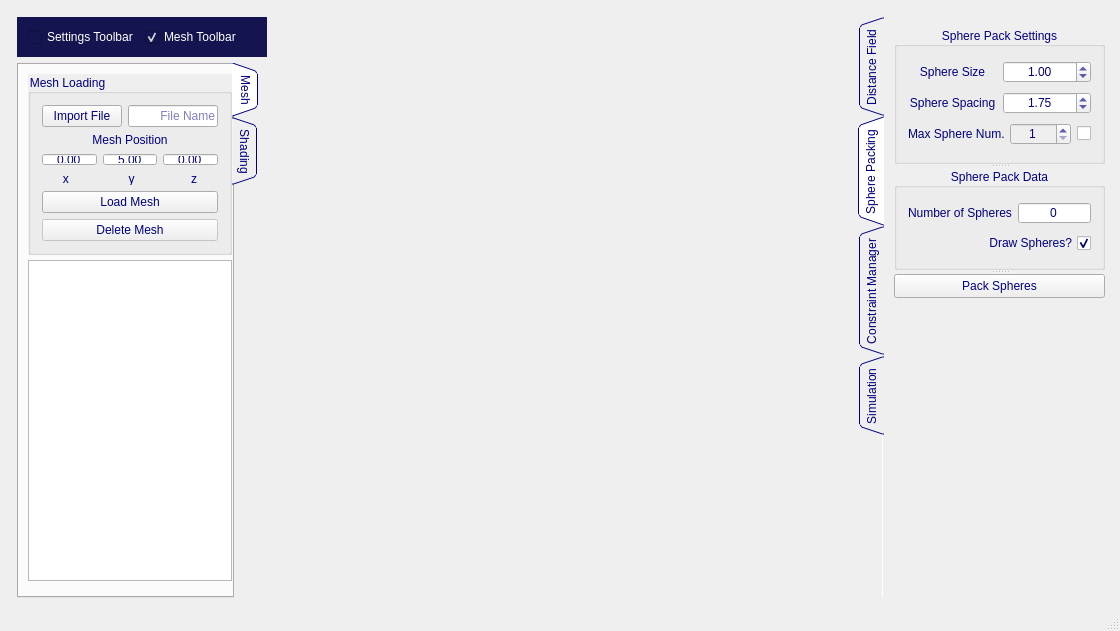
First picture: the form in forms/mainwindow.ui, repository matttraynar/MPC, before the edit.
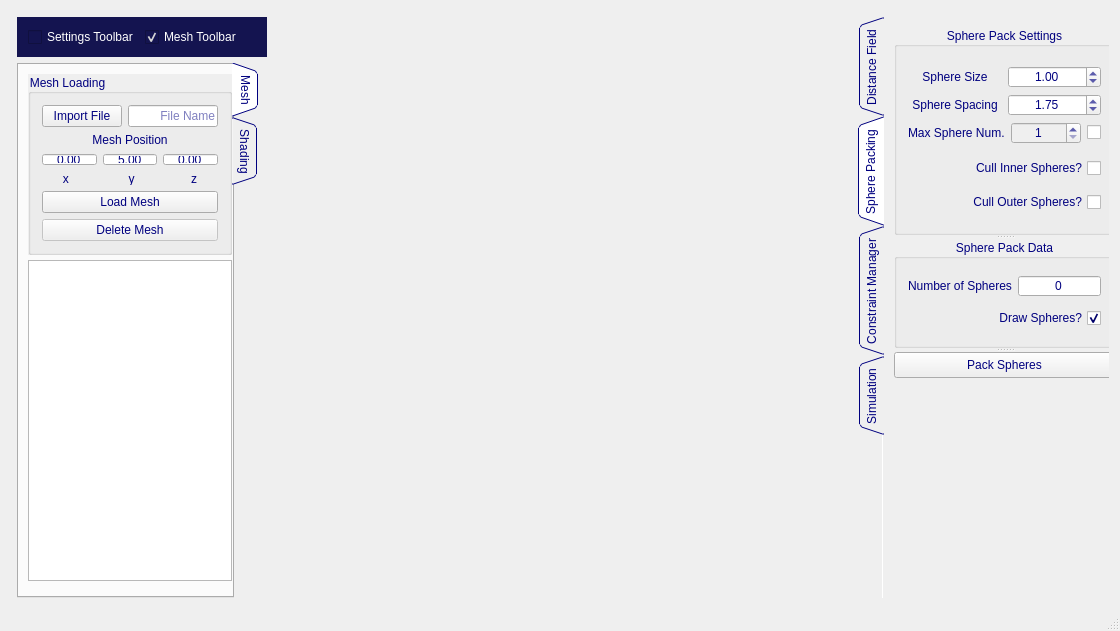
Second picture: the form after the edit.

Commit message: Added in inner/outer sphere culling as discussed in the meeting

```diff
--- a/forms/mainwindow.ui
+++ b/forms/mainwindow.ui
@@ -880,8 +880,8 @@
              <rect>
               <x>10</x>
               <y>10</y>
-              <width>211</width>
-              <height>271</height>
+              <width>221</width>
+              <height>351</height>
              </rect>
             </property>
             <property name="orientation">
@@ -897,7 +897,7 @@
              <property name="alignment">
               <set>Qt::AlignCenter</set>
              </property>
-             <layout class="QHBoxLayout" name="horizontalLayout_10">
+             <layout class="QVBoxLayout" name="verticalLayout_6">
               <item>
                <layout class="QVBoxLayout" name="verticalLayout_7">
                 <item>
@@ -1041,6 +1041,26 @@
                 </item>
                </layout>
               </item>
+              <item>
+               <widget class="QCheckBox" name="cullInner">
+                <property name="layoutDirection">
+                 <enum>Qt::RightToLeft</enum>
+                </property>
+                <property name="text">
+                 <string>Cull Inner Spheres?</string>
+                </property>
+               </widget>
+              </item>
+              <item>
+               <widget class="QCheckBox" name="cullOuter">
+                <property name="layoutDirection">
+                 <enum>Qt::RightToLeft</enum>
+                </property>
+                <property name="text">
+                 <string>Cull Outer Spheres?</string>
+                </property>
+               </widget>
+              </item>
              </layout>
             </widget>
             <widget class="QGroupBox" name="sphereData">
```
Left out of the diff: 9 changed lines with no effect on the pictures. The commit also changes 9 other files.
